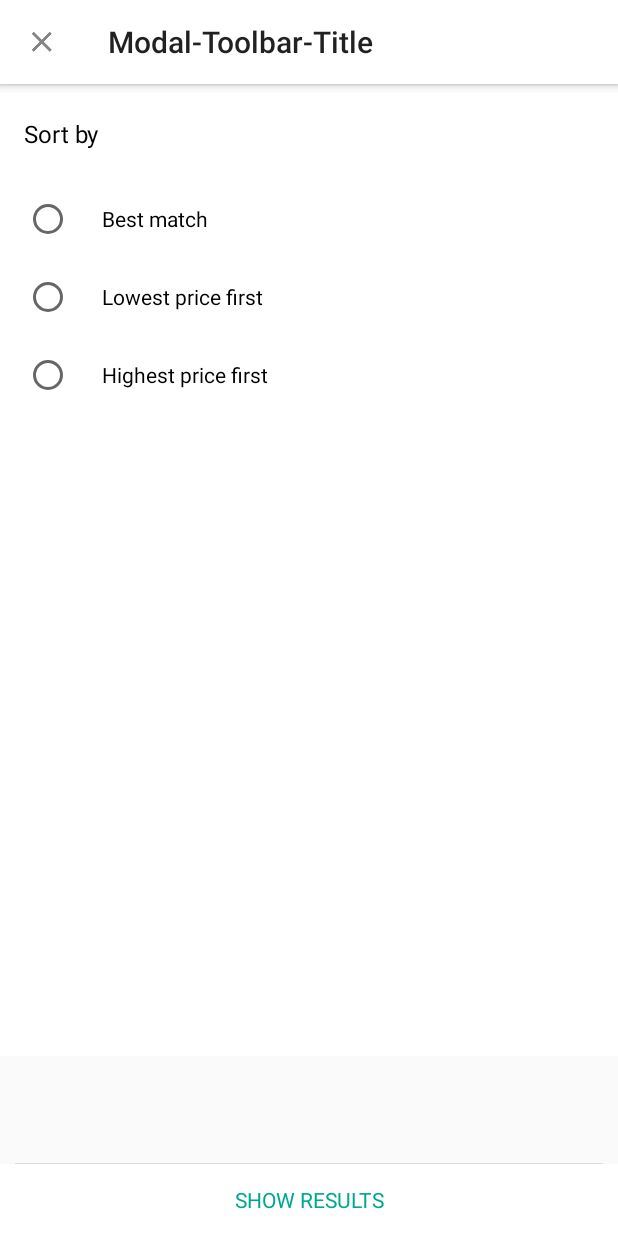
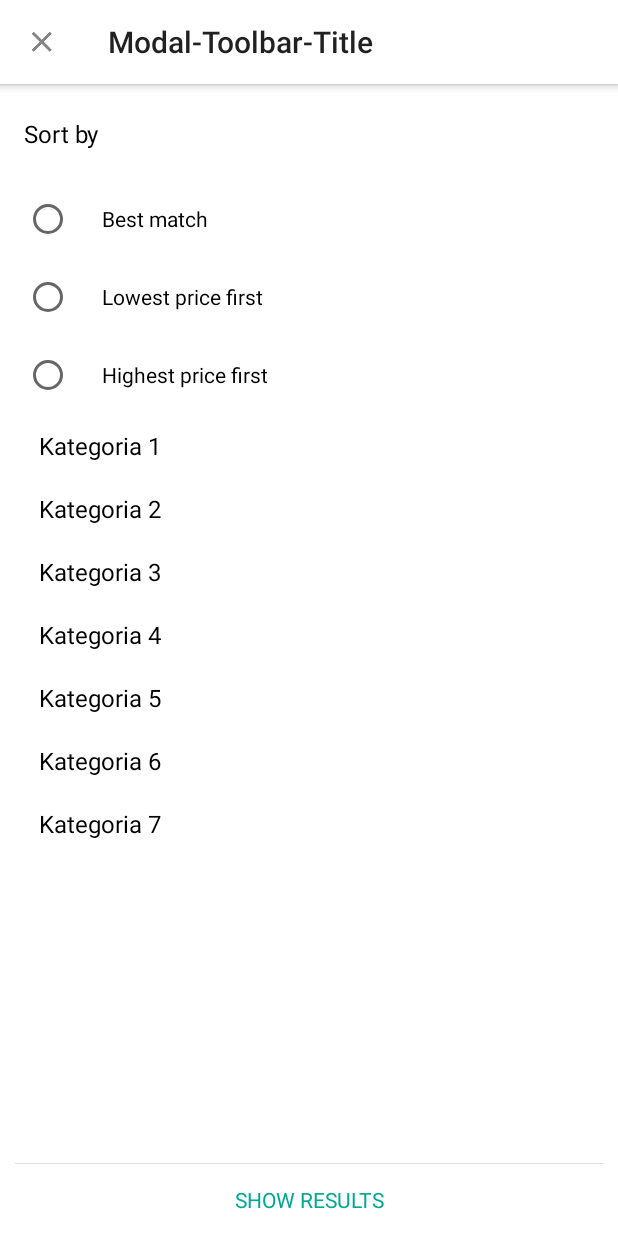
Before and after one commit to miguelhincapie/CustomBottomSheetBehavior, an Android app: the screen it shows after launch (MainActivity), on a phone screen of 412 x 824 dp. Run offline under Robolectric (Android 15) with nearby library versions, the phone set to English and light mode, and no system bars; our stand-ins replace data binding; libraries missing offline, so code that uses them is left out: rx.android.schedulers; 16 statements that could not run were skipped.

Commit message:
Improve internal scrolling behavior

```diff
--- a/app/src/main/res/layout/bottom_sheet_content.xml
+++ b/app/src/main/res/layout/bottom_sheet_content.xml
@@ -51,8 +51,64 @@
             android:text="Highest price first" />
     </RadioGroup>
 
+    <TextView
+        android:layout_width="wrap_content"
+        android:layout_height="match_parent"
+        android:padding="10dp"
+        android:text="Kategoria 1"
+        android:textColor="@android:color/black"
+        android:textSize="16dp" />
+
+    <TextView
+        android:layout_width="wrap_content"
+        android:layout_height="match_parent"
+        android:padding="10dp"
+        android:text="Kategoria 2"
+        android:textColor="@android:color/black"
+        android:textSize="16dp" />
+
+    <TextView
+        android:layout_width="wrap_content"
+        android:layout_height="match_parent"
+        android:padding="10dp"
+        android:text="Kategoria 3"
+        android:textColor="@android:color/black"
+        android:textSize="16dp" />
+
+    <TextView
+        android:layout_width="wrap_content"
+        android:layout_height="match_parent"
+        android:padding="10dp"
+        android:text="Kategoria 4"
+        android:textColor="@android:color/black"
+        android:textSize="16dp" />
+
+    <TextView
+        android:layout_width="wrap_content"
+        android:layout_height="match_parent"
+        android:padding="10dp"
+        android:text="Kategoria 5"
+        android:textColor="@android:color/black"
+        android:textSize="16dp" />
+
+    <TextView
+        android:layout_width="wrap_content"
+        android:layout_height="match_parent"
+        android:padding="10dp"
+        android:text="Kategoria 6"
+        android:textColor="@android:color/black"
+        android:textSize="16dp" />
+
+    <TextView
+        android:layout_width="wrap_content"
+        android:layout_height="match_parent"
+        android:padding="10dp"
+        android:text="Kategoria 7"
+        android:textColor="@android:color/black"
+        android:textSize="16dp" />
+
     <FrameLayout
         android:layout_width="wrap_content"
-        android:layout_height="400dp" />
+        android:layout_height="@dimen/anchor_point_and_peek_height" />
 
 </LinearLayout>
--- a/app/src/main/res/values/dimens.xml
+++ b/app/src/main/res/values/dimens.xml
@@ -1,6 +1,7 @@
 <resources>
     <dimen name="anchor_point">200dp</dimen>
     <dimen name="peek_height">48dp</dimen>
+    <dimen name="anchor_point_and_peek_height">248dp</dimen>
     <dimen name="title_background_animation_start_y_offset">150dp</dimen>
     <dimen name="title_background_animation_end_y_offset">25dp</dimen>
     <dimen name="title_text_color_animation_start_y_offset">100dp</dimen>
--- a/bottom-sheet-library/src/main/java/com/github/ljarka/filterbottomsheet/BottomSheetBehavior.java
+++ b/bottom-sheet-library/src/main/java/com/github/ljarka/filterbottomsheet/BottomSheetBehavior.java
@@ -348,8 +348,8 @@ public class BottomSheetBehavior extends CoordinatorLayout.Behavior<BottomSheetV
     public void onNestedPreScroll(CoordinatorLayout coordinatorLayout, BottomSheetView child, View target, int dx,
                                   int dy, int[] consumed) {
         if (enableInternalScrollingInAnchorPointState) {
-            if (!isTouchingButton && child.getScrollY() != child.getScrollRange()
-                    && !(child.getScrollY() == 0 && isMovingDown)) {
+            if (shouldScrollInternally(child)) {
+                super.onNestedPreScroll(coordinatorLayout, child, target, dx, dy, consumed);
                 return;
             }
         }
@@ -479,10 +479,21 @@ public class BottomSheetBehavior extends CoordinatorLayout.Behavior<BottomSheetV
     @Override
     public boolean onNestedPreFling(CoordinatorLayout coordinatorLayout, BottomSheetView child, View target,
                                     float velocityX, float velocityY) {
+        if (enableInternalScrollingInAnchorPointState) {
+            if (shouldScrollInternally(child)) {
+                return super.onNestedPreFling(coordinatorLayout, child, target, velocityX, velocityY);
+            }
+        }
+
         return target == mNestedScrollingChildRef.get() &&
                 (mState != STATE_EXPANDED ||
                         super.onNestedPreFling(coordinatorLayout, child, target,
                                 velocityX, velocityY));
+    }
+
+    private boolean shouldScrollInternally(BottomSheetView child) {
+        return !isTouchingButton && child.getScrollY() != child.getScrollRange()
+                && !(child.getScrollY() == 0 && isMovingDown);
     }
 
     /**
--- a/bottom-sheet-library/src/main/java/com/github/ljarka/filterbottomsheet/BottomSheetView.java
+++ b/bottom-sheet-library/src/main/java/com/github/ljarka/filterbottomsheet/BottomSheetView.java
@@ -78,6 +78,8 @@ public class BottomSheetView extends NestedScrollView {
             layoutBehavior.setState(STATE_ANCHOR_POINT);
         } else if (STATE_ANCHOR_POINT == layoutBehavior.getState()) {
             layoutBehavior.setState(STATE_EXPANDED);
+        } else if (STATE_EXPANDED == layoutBehavior.getState()) {
+            layoutBehavior.setState(STATE_ANCHOR_POINT);
         }
     }
 
--- a/bottom-sheet-library/src/main/res/values/dimens.xml
+++ b/bottom-sheet-library/src/main/res/values/dimens.xml
@@ -1,6 +1,7 @@
 <resources>
     <dimen name="anchor_point">200dp</dimen>
     <dimen name="peek_height">48dp</dimen>
+    <dimen name="anchor_point_and_peek_height">248dp</dimen>
     <dimen name="title_background_animation_start_y_offset">150dp</dimen>
     <dimen name="title_background_animation_end_y_offset">25dp</dimen>
     <dimen name="title_text_color_animation_start_y_offset">100dp</dimen>
```
